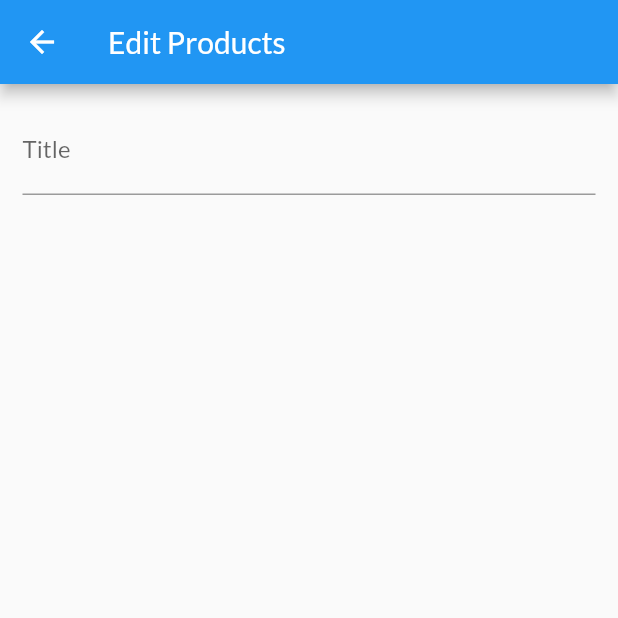
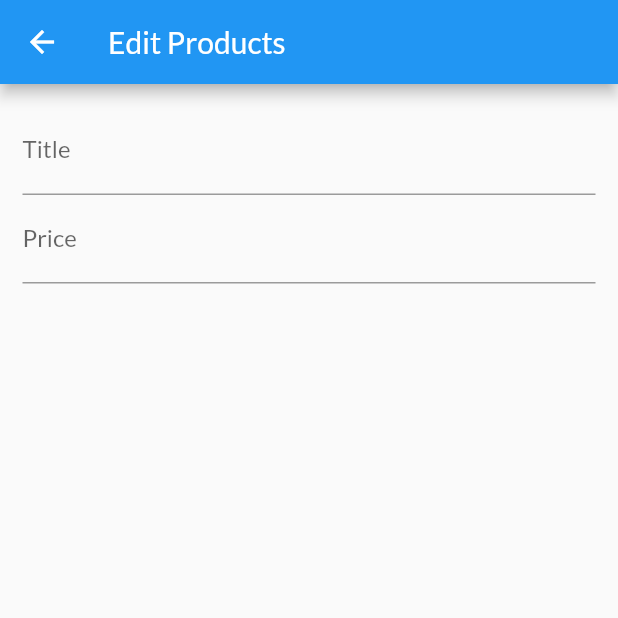
Before and after one commit to mmcguire91/shop_app, a Flutter app: the EditProductsScreen screen opened by its route, on a phone screen of 412 x 824 dp, the top half of it. Run offline on Flutter 3.47's test engine with Material 2 defaults, Android fonts, the phone set to English and light mode, and no system bars; network calls fail.

Commit message:
added price text form field on edit products screen, established logic to go to next text form field from title to price

```diff
--- a/lib/screens/edit_products_screen.dart
+++ b/lib/screens/edit_products_screen.dart
@@ -7,6 +7,7 @@ class EditProductsScreen extends StatefulWidget {
 }
 
 class _EditProductsScreenState extends State<EditProductsScreen> {
+  FocusNode _priceFocusNode;
   @override
   Widget build(BuildContext context) {
     return Scaffold(
@@ -22,8 +23,24 @@ class _EditProductsScreenState extends State<EditProductsScreen> {
                 decoration: InputDecoration(
                   labelText: 'Title',
                 ),
-                textInputAction:
-                    TextInputAction.next, //go to the next active user input
+                textInputAction: TextInputAction.next,
+                //provide UI element to prompt user that pressing will go to the next active user input
+                onFieldSubmitted: (_) {
+                  FocusScope.of(context).requestFocus(_priceFocusNode);
+                },
+                //establish the logic to go to the next user input
+                //onFieldSubitted (we don't care about the value entered into the text field)
+                //--> Focus the Scope on the node that has the vaule of the _priceFocusNode identified
+              ),
+              TextFormField(
+                decoration: InputDecoration(
+                  labelText: 'Price',
+                ),
+                textInputAction: TextInputAction.next,
+                keyboardType: TextInputType.number,
+                //numpad keyboard type
+                focusNode: _priceFocusNode,
+                //finishing the logic of go to the next available user input by defining this TextFormField as the node you want to target
               ),
             ],
           ),
```
